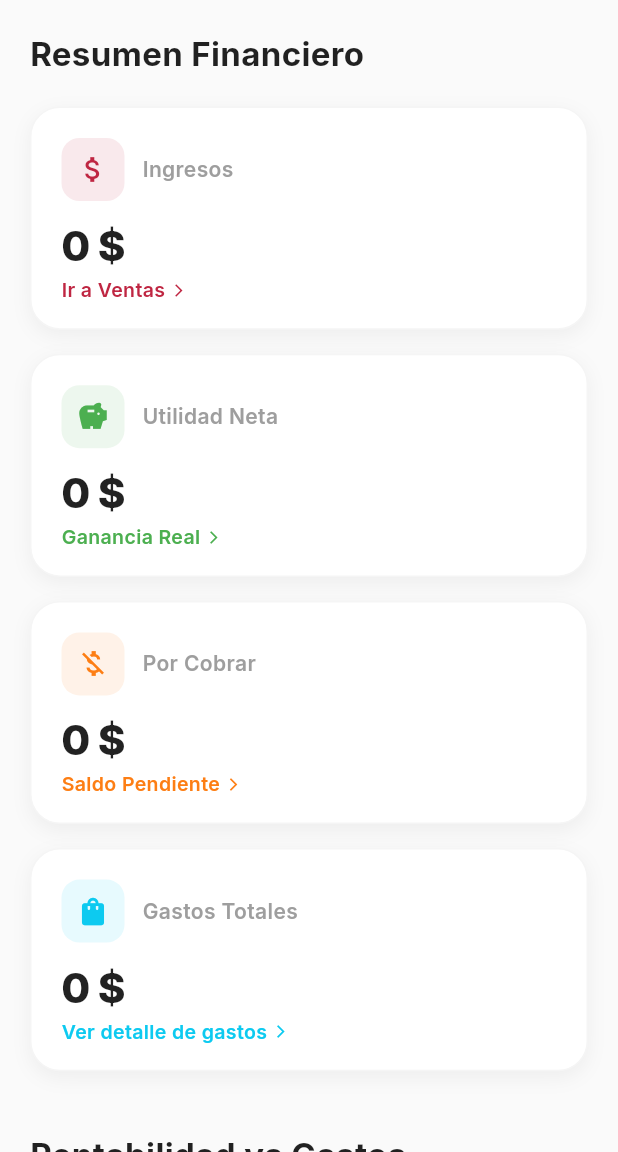
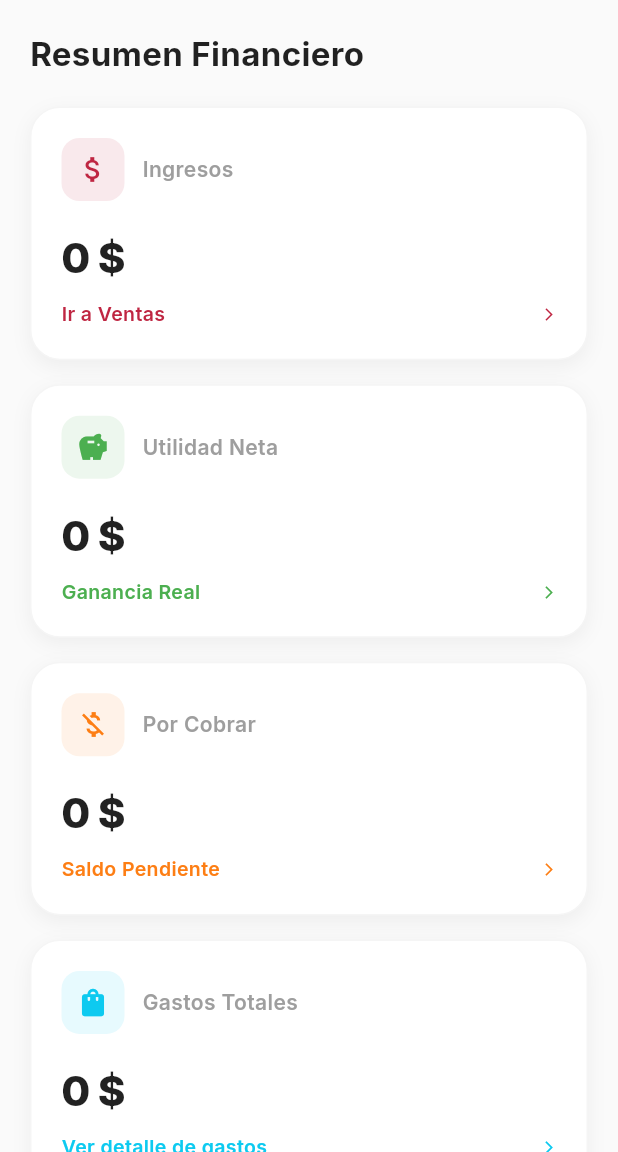
Before and after one commit to PABM25/dash_bloquera, a Flutter app: the screen it shows once a user with an empty profile is signed in, on a phone screen of 412 x 824 dp, the part 84-1236 px from its top. Run offline on Flutter 3.47's test engine with Material 3 defaults, Android fonts, the phone set to English and light mode, and no system bars; our stand-ins replace audioplayers, cloud_firestore, csv, firebase_auth, firebase_core, fl_chart and 6 more; missing offline and left inert: firebase_app_check; accounts and stored records are empty.

Commit message:
Fix KPI card bottom overflow and update grid aspect ratio
* Wrapped `FittedBox` with `Expanded` in `KpiCard` to fix bottom overflow by 9.0 pixels.
* Reverted `Expanded` wrapper over `Row` in `KpiCard` subtitle but kept `Expanded` over `Text` inside the row.
* Adjusted `childAspectRatio` from 2.5 to 2.2 in single column mode inside `GridView` of `home_screen.dart` to provide more vertical space.

Co-authored-by: PABM25 <101590315+PABM25@users.noreply.github.com>

```diff
--- a/lib/screens/dashboard/home_screen.dart
+++ b/lib/screens/dashboard/home_screen.dart
@@ -72,7 +72,7 @@ class HomeScreen extends StatelessWidget {
                               mainAxisSpacing: 16,
                               shrinkWrap: true,
                               physics: const NeverScrollableScrollPhysics(),
-                              childAspectRatio: crossAxisCount == 1 ? 2.5 : 1.5,
+                              childAspectRatio: crossAxisCount == 1 ? 2.2 : 1.5,
                               children: [
                             // Tarjeta INGRESOS
                             KpiCard(
--- a/lib/widgets/kpi_card.dart
+++ b/lib/widgets/kpi_card.dart
@@ -91,7 +91,8 @@ class _KpiCardState extends State<KpiCard> {
               const SizedBox(height: 10),
 
               // Valor Principal (Con ajuste automático de tamaño)
-                FittedBox(
+                Expanded(
+                  child: FittedBox(
                     fit: BoxFit.scaleDown,
                     alignment: Alignment.centerLeft,
                     child: Text(
@@ -104,16 +105,20 @@ class _KpiCardState extends State<KpiCard> {
                       ),
                     ),
                   ),
+                ),
 
                 // Subtítulo
                 Row(
                   children: [
-                    Text(
+                    Expanded(
+                      child: Text(
                         widget.subtitle,
                         style: TextStyle(
                           fontSize: 13,
                           color: widget.color,
                           fontWeight: FontWeight.w600,
+                        ),
+                        overflow: TextOverflow.ellipsis,
                       ),
                     ),
                     const SizedBox(width: 4),
```
Lines whose indentation alone changed are shown as unchanged.
